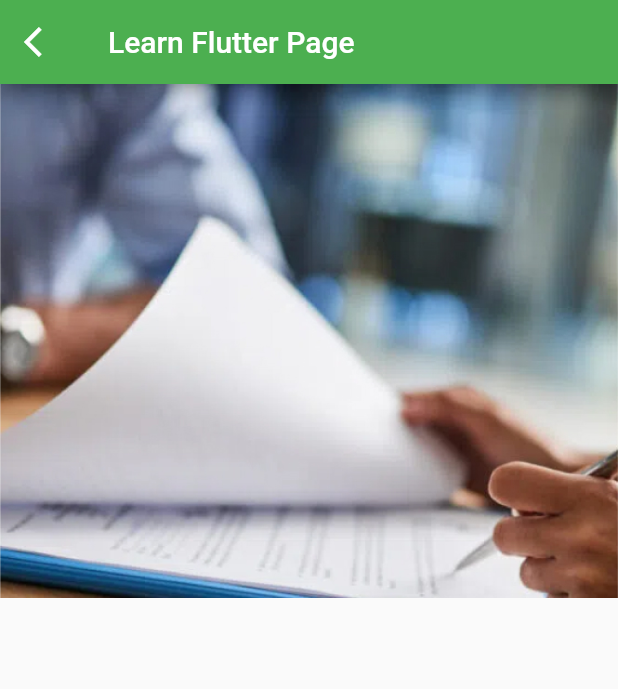
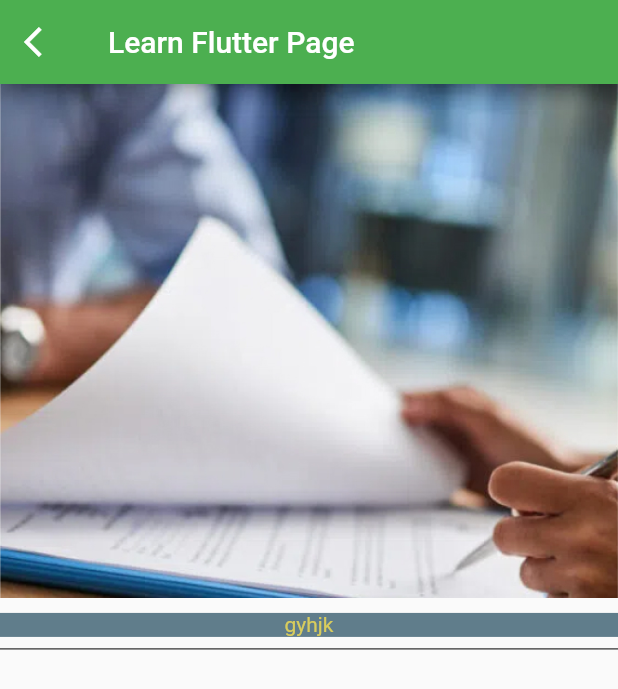
Before and after one commit to ShadrackOngera/flata_mapper, a Flutter app: the LearnFlutterPage screen opened directly, on a phone screen of 412 x 824 dp. Shown: the top 689 px of the screen. Run offline on Flutter 3.47's test engine with Material 2 defaults, Android fonts, the phone set to English and light mode, and no system bars.

Commit message:
flutter page changes

```diff
--- a/lib/learn_flutter_page.dart
+++ b/lib/learn_flutter_page.dart
@@ -22,7 +22,25 @@ class _LearnFlutterPageState extends State<LearnFlutterPage> {
         ),
       ),
       body: Column(
-        children: [Image.asset('images/day.jpg')],
+        children: [
+          Image.asset('images/day.jpg'),
+          const SizedBox(
+            height: 10,
+          ),
+          Container(
+            color: Colors.blueGrey,
+            width: double.infinity,
+            child: const Center(
+              child: Text(
+                'gyhjk',
+                style: TextStyle(color: Color.fromARGB(255, 216, 204, 93)),
+              ),
+            ),
+          ),
+          const Divider(
+            color: Colors.black,
+          )
+        ],
       ),
     );
   }
```
